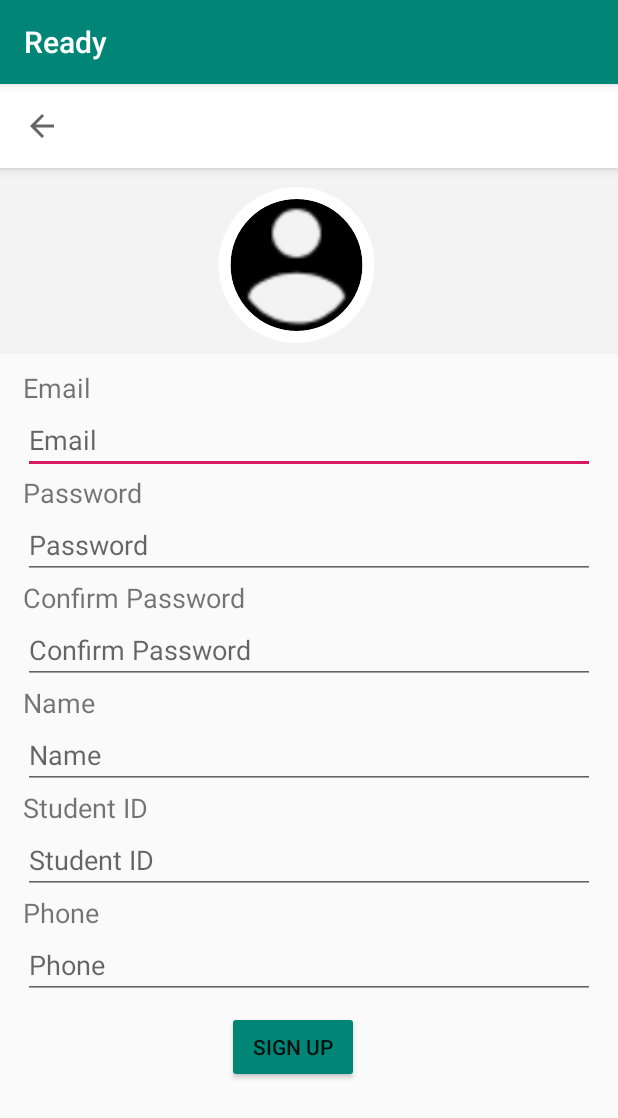
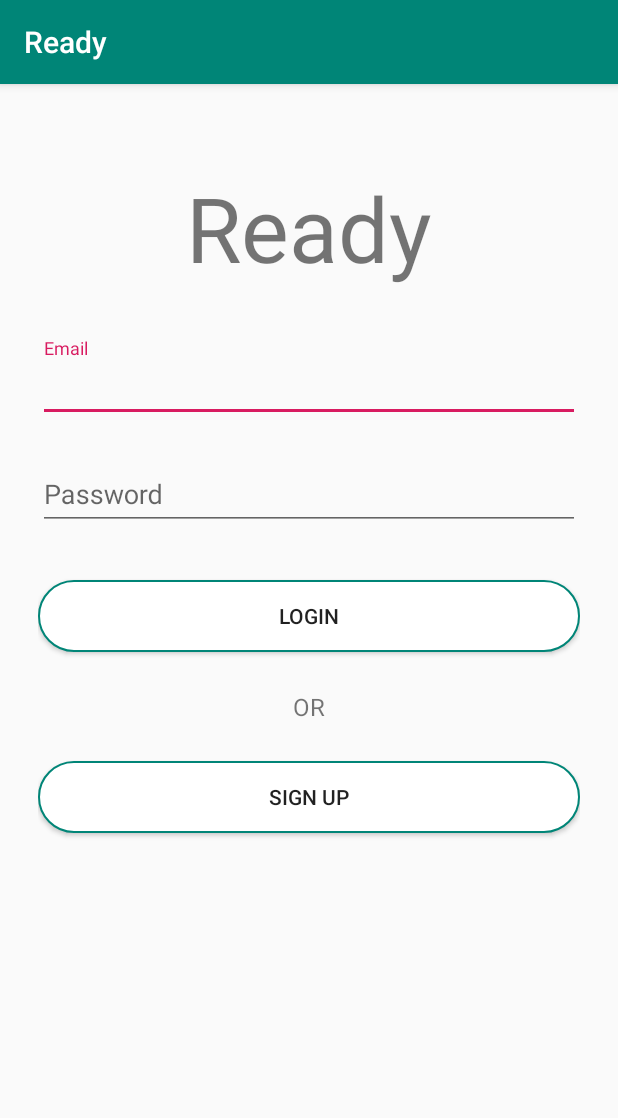
Before and after one commit to ece1778-2021/Ready, an Android app: the screen it shows after launch (MainActivity), on a phone screen of 412 x 824 dp. Shown: the top 1118 px of the screen. Run offline under Robolectric (Android 15) with nearby library versions, the phone set to English and light mode, and no system bars.

Commit message:
register & assg ui update

```diff
--- a/app/src/main/java/me/nirmit/ready/MainActivity.java
+++ b/app/src/main/java/me/nirmit/ready/MainActivity.java
@@ -22,19 +22,18 @@ public class MainActivity extends AppCompatActivity {
     @Override
     protected void onCreate(Bundle savedInstanceState) {
         super.onCreate(savedInstanceState);
-//        setContentView(R.layout.activity_main);
-        setContentView(R.layout.activity_student_register);
+        setContentView(R.layout.activity_main);
 
-//        mContext = MainActivity.this;
-//        btnLogin = (Button) findViewById(R.id.btn_login);
-//        btnSignup = (Button) findViewById(R.id.btn_signup);
-//        mProgressBar = (ProgressBar) findViewById(R.id.progressBar);
-//        mEmail = (EditText) findViewById(R.id.input_email);
-//        mPassword = (EditText) findViewById(R.id.input_password);
-//
-//        mProgressBar.setVisibility(View.GONE);
-//        signupBtnLogic();
-//        loginBtnLogic();
+        mContext = MainActivity.this;
+        btnLogin = (Button) findViewById(R.id.btn_login);
+        btnSignup = (Button) findViewById(R.id.btn_signup);
+        mProgressBar = (ProgressBar) findViewById(R.id.progressBar);
+        mEmail = (EditText) findViewById(R.id.input_email);
+        mPassword = (EditText) findViewById(R.id.input_password);
+
+        mProgressBar.setVisibility(View.GONE);
+        signupBtnLogic();
+        loginBtnLogic();
     }
 
     private void signupBtnLogic() {
```
Also changed, not shown: app/src/main/java/me/nirmit/ready/StudentAssignmentActivity.java (+17 -0 lines), app/src/main/res/layout/content_student_register.xml (+8 -4 lines).
